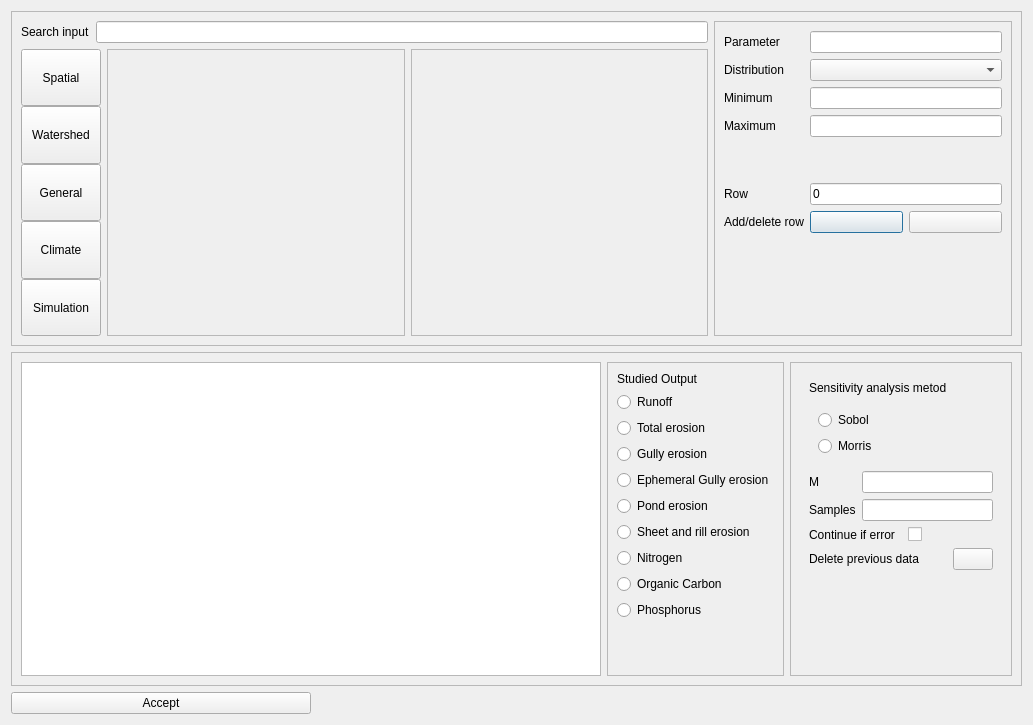
This is ui/sensitivity.ui in Inigobarbe/QAnnAGNPS as Qt 5 draws it before an edit. The edited form follows.
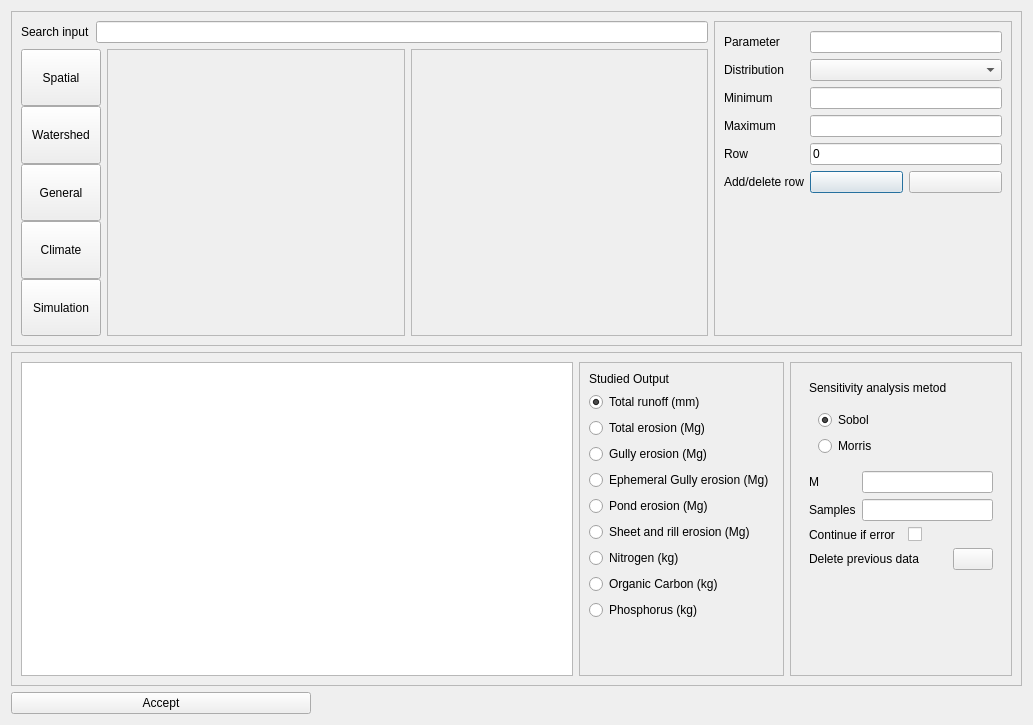
This is the edited form.

What changed in the file:
```diff
--- a/ui/sensitivity.ui
+++ b/ui/sensitivity.ui
@@ -88,7 +88,7 @@
              </property>
             </widget>
            </item>
-           <item row="10" column="0">
+           <item row="8" column="0">
             <widget class="QLabel" name="label_9">
              <property name="text">
               <string>Add/delete row</string>
@@ -101,7 +101,7 @@
            <item row="0" column="1">
             <widget class="QLineEdit" name="parameter"/>
            </item>
-           <item row="10" column="1">
+           <item row="8" column="1">
             <layout class="QHBoxLayout" name="horizontalLayout">
              <item>
               <widget class="QPushButton" name="add">
@@ -119,21 +119,7 @@
              </item>
             </layout>
            </item>
-           <item row="7" column="0">
-            <widget class="QLabel" name="label_11">
-             <property name="text">
-              <string/>
-             </property>
-            </widget>
-           </item>
-           <item row="8" column="0">
-            <widget class="QLabel" name="label_15">
-             <property name="text">
-              <string/>
-             </property>
-            </widget>
-           </item>
-           <item row="11" column="0">
+           <item row="9" column="0">
             <spacer name="verticalSpacer">
              <property name="orientation">
               <enum>Qt::Vertical</enum>
@@ -146,14 +132,14 @@
              </property>
             </spacer>
            </item>
-           <item row="9" column="0">
+           <item row="7" column="0">
             <widget class="QLabel" name="label_8">
              <property name="text">
               <string>Row</string>
              </property>
             </widget>
            </item>
-           <item row="9" column="1">
+           <item row="7" column="1">
             <widget class="QLineEdit" name="row">
              <property name="text">
               <string>0</string>
@@ -370,6 +356,9 @@
                  <property name="text">
                   <string>Sobol</string>
                  </property>
+                 <property name="checked">
+                  <bool>true</bool>
+                 </property>
                 </widget>
                </item>
                <item row="1" column="0">
@@ -484,42 +473,45 @@
          <item row="1" column="0">
           <widget class="QRadioButton" name="runoff">
            <property name="text">
-            <string>Runoff</string>
+            <string>Total runoff (mm)</string>
+           </property>
+           <property name="checked">
+            <bool>true</bool>
            </property>
           </widget>
          </item>
          <item row="8" column="0">
           <widget class="QRadioButton" name="sheet">
            <property name="text">
-            <string>Sheet and rill erosion</string>
+            <string>Sheet and rill erosion (Mg)</string>
            </property>
           </widget>
          </item>
          <item row="7" column="0">
           <widget class="QRadioButton" name="pond">
            <property name="text">
-            <string>Pond erosion</string>
+            <string>Pond erosion (Mg)</string>
            </property>
           </widget>
          </item>
          <item row="3" column="0">
           <widget class="QRadioButton" name="gully">
            <property name="text">
-            <string>Gully erosion</string>
+            <string>Gully erosion (Mg)</string>
            </property>
           </widget>
          </item>
          <item row="4" column="0">
           <widget class="QRadioButton" name="ephemeral">
            <property name="text">
-            <string>Ephemeral Gully erosion</string>
+            <string>Ephemeral Gully erosion (Mg)</string>
            </property>
           </widget>
          </item>
          <item row="9" column="0">
           <widget class="QRadioButton" name="nitrogen">
            <property name="text">
-            <string>Nitrogen</string>
+            <string>Nitrogen (kg)</string>
            </property>
           </widget>
          </item>
@@ -533,7 +525,7 @@
          <item row="2" column="0">
           <widget class="QRadioButton" name="total_erosion">
            <property name="text">
-            <string>Total erosion</string>
+            <string>Total erosion (Mg)</string>
            </property>
           </widget>
          </item>
@@ -553,14 +545,14 @@
          <item row="10" column="0">
           <widget class="QRadioButton" name="organic">
            <property name="text">
-            <string>Organic Carbon</string>
+            <string>Organic Carbon (kg)</string>
            </property>
           </widget>
          </item>
          <item row="11" column="0">
           <widget class="QRadioButton" name="radioButton">
            <property name="text">
-            <string>Phosphorus</string>
+            <string>Phosphorus (kg)</string>
            </property>
           </widget>
          </item>
```
Left out of the diff: 2 changed lines with no effect on the pictures.
